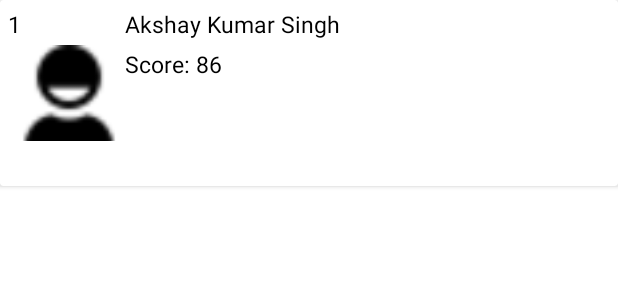
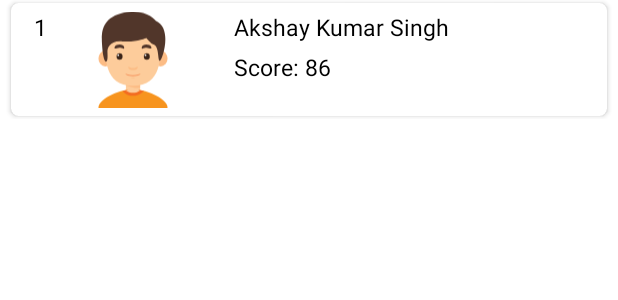
Before and after one commit to Punarvavyas/Coding-City, an Android app: the layout list_leaderboard_item.xml on its own in the app's theme, with its tools: preview values and no code run, on a phone screen of 412 x 824 dp. Shown: the top 300 px of the screen. Run offline under Robolectric (Android 15) with nearby library versions, the phone set to English and light mode, and no system bars.

```diff
--- a/app/src/main/res/layout/list_leaderboard_item.xml
+++ b/app/src/main/res/layout/list_leaderboard_item.xml
@@ -1,11 +1,22 @@
 <?xml version="1.0" encoding="utf-8"?>
+<LinearLayout android:layout_width="match_parent"
+    android:layout_height="wrap_content"
+    android:orientation="vertical"
+    android:clipToPadding="false"
+    android:padding="2dp"
+    xmlns:android="http://schemas.android.com/apk/res/android">
+
     <androidx.cardview.widget.CardView xmlns:android="http://schemas.android.com/apk/res/android"
+        xmlns:app="http://schemas.android.com/apk/res-auto"
         xmlns:card_view="http://schemas.android.com/tools"
         android:id="@+id/ly_root"
         android:layout_width="match_parent"
         android:layout_height="wrap_content"
-    android:padding="@dimen/dimen_20dp"
-    card_view:cardElevation="1dp">
+        android:padding="20dp"
+        app:cardCornerRadius="5dp"
+        android:layout_marginLeft="5dp"
+        android:layout_marginRight="5dp"
+        card_view:cardElevation="5dp">
 
         <RelativeLayout
             android:layout_width="wrap_content"
@@ -15,7 +26,7 @@
                 android:id="@+id/tv_rank"
                 android:layout_width="wrap_content"
                 android:layout_height="wrap_content"
-            android:layout_marginLeft="5dp"
+                android:layout_marginLeft="15dp"
                 android:layout_marginTop="5dp"
                 android:layout_weight="2"
                 android:singleLine="true"
@@ -25,17 +36,18 @@
 
             <ImageView
                 android:id="@+id/iv_profile_picture"
+                android:layout_marginLeft="25dp"
                 android:layout_width="@android:dimen/notification_large_icon_width"
-            android:layout_height="124dp"
+                android:layout_height="75dp"
                 android:layout_toRightOf="@+id/tv_rank"
                 android:layout_weight="4"
-            android:src="@drawable/icons_user" />
+                android:src="@drawable/ic_boy"/>
 
             <TextView
                 android:id="@+id/tv_username"
                 android:layout_width="wrap_content"
                 android:layout_height="wrap_content"
-            android:layout_marginLeft="5dp"
+                android:layout_marginLeft="35dp"
                 android:layout_marginTop="5dp"
                 android:layout_toRightOf="@+id/iv_profile_picture"
                 android:layout_weight="2"
@@ -49,7 +61,7 @@
                 android:layout_width="wrap_content"
                 android:layout_height="wrap_content"
                 android:layout_below="@+id/tv_username"
-            android:layout_marginLeft="5dp"
+                android:layout_marginLeft="35dp"
                 android:layout_marginTop="5dp"
                 android:layout_toRightOf="@+id/iv_profile_picture"
                 android:layout_weight="2"
@@ -59,3 +71,5 @@
                 android:textSize="15dp" />
         </RelativeLayout>
     </androidx.cardview.widget.CardView>
+
+</LinearLayout>
--- a/app/src/main/res/values/colors.xml
+++ b/app/src/main/res/values/colors.xml
@@ -29,4 +29,5 @@
     <color name="red">#f00202</color>
     <color name="blue">#FC090B75</color>
     <color name="black">#000</color>
+    <color name="leaderboard_highlight">#b3d1ff</color>
 </resources>
```
Also changed, not shown: app/src/main/java/com/bignerdranch/android/codingcity/bottomnavigation/dashboard/LeaderboardFragment.java (+16 -9 lines), app/src/main/java/com/bignerdranch/android/codingcity/courseinfo/CourseActivity.java (deleted, +0 -138 lines), app/src/main/java/com/bignerdranch/android/codingcity/leaderboard/LeaderboardActivity.java (deleted, +0 -164 lines), app/src/main/res/layout/activity_course.xml (deleted, +0 -16 lines). Lines whose indentation alone changed are shown as unchanged.
